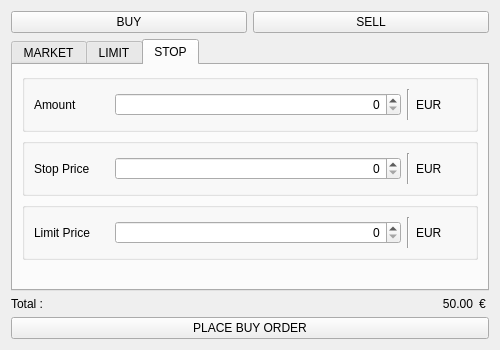
Qt form app/ui/order.ui (CryptoCoinsWorks/TradeFinance) before a commit.
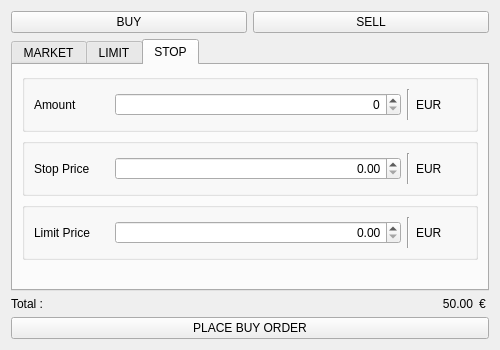
The same form after that commit. The open tabs and pages were chosen to show the change.

Commit message: Modify an order from the TreeWidget + add Dev mode from the constants

Patch:
```diff
--- a/app/ui/order.ui
+++ b/app/ui/order.ui
@@ -416,12 +416,12 @@
            </widget>
           </item>
           <item>
-           <widget class="QSpinBox" name="box_stop_price">
+           <widget class="QDoubleSpinBox" name="box_stop_price">
             <property name="alignment">
              <set>Qt::AlignRight|Qt::AlignTrailing|Qt::AlignVCenter</set>
             </property>
             <property name="maximum">
-             <number>999999</number>
+             <double>999999999.990000009536743</double>
             </property>
            </widget>
           </item>
@@ -474,10 +474,13 @@
            </widget>
           </item>
           <item>
-           <widget class="QSpinBox" name="box_limit_price_stop">
+           <widget class="QDoubleSpinBox" name="box_limit_price_stop">
             <property name="alignment">
              <set>Qt::AlignRight|Qt::AlignTrailing|Qt::AlignVCenter</set>
             </property>
+            <property name="maximum">
+             <double>999999999.990000009536743</double>
+            </property>
            </widget>
           </item>
           <item>
```
Left out of the diff: 4 changed lines with no effect on the pictures. The commit also changes 19 other files.
